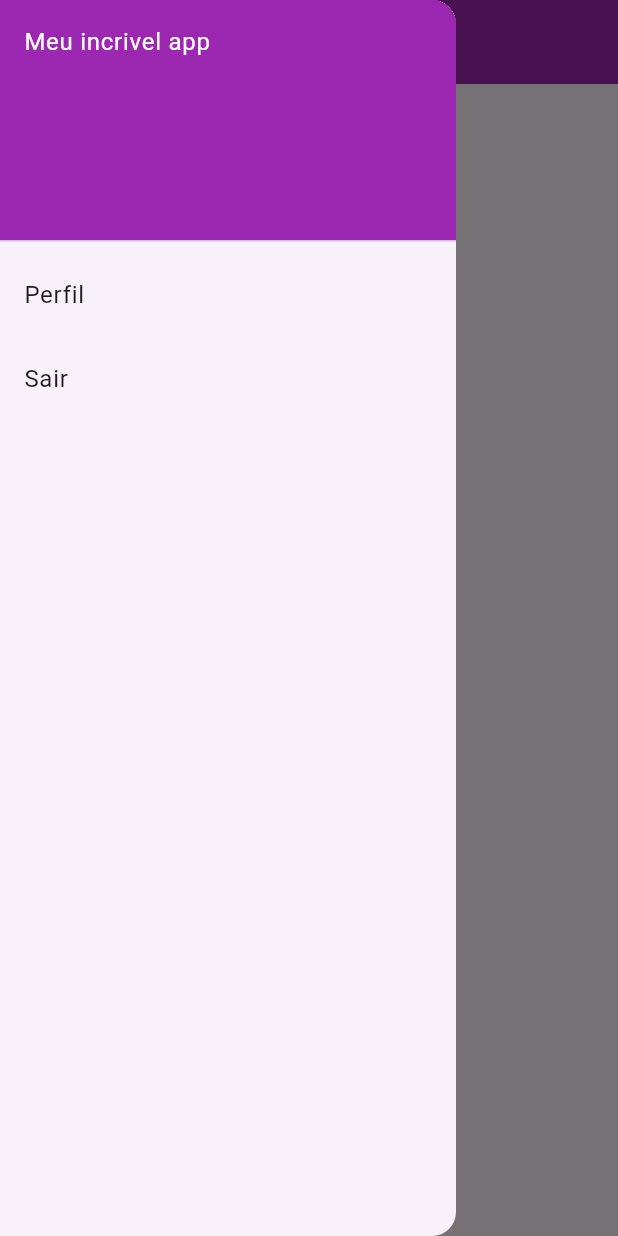
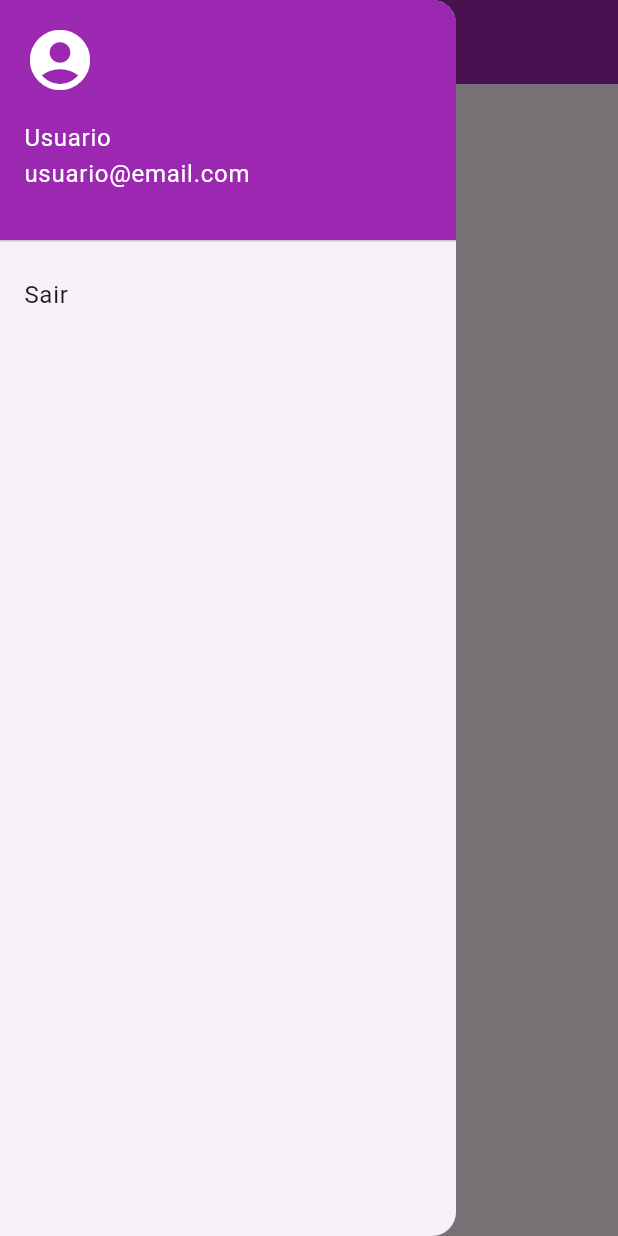
Before and after one commit to otaviohenrique1/app_flutter_navegacao_nomeada, a Flutter app: the Homepage screen opened directly, with the side drawer open, on a phone screen of 412 x 824 dp. Run offline on Flutter 3.47's test engine with Material 2 defaults, Android fonts, the phone set to English and light mode, and no system bars.

Commit message:
Commit 2

```diff
--- a/lib/homepage.dart
+++ b/lib/homepage.dart
@@ -1,3 +1,4 @@
+import 'package:app_flutter_navegacao_nomeada/login.dart';
 import 'package:flutter/material.dart';
 
 class Homepage extends StatefulWidget {
@@ -30,18 +31,38 @@ class _HomepageState extends State<Homepage> {
               decoration: BoxDecoration(
                 color: Colors.purple,
               ),
-              child: Text(
-                'Meu incrivel app',
-                style: TextStyle(color: Colors.white),
+              child: Column(
+                crossAxisAlignment: CrossAxisAlignment.start,
+                children: [
+                  Padding(
+                    padding: EdgeInsets.only(bottom: 16),
+                    child: Icon(
+                      Icons.account_circle,
+                      color: Colors.white,
+                      size: 48,
+                    ),
+                  ),
+                  Text(
+                    'Usuario',
+                    style: TextStyle(color: Colors.white),
+                  ),
+                  Text(
+                    'usuario@email.com',
+                    style: TextStyle(color: Colors.white),
+                  ),
+                ],
               ),
             ),
             ListTile(
-              title: const Text('Perfil'),
-              onTap: () {},
-            ),
-            ListTile(
               title: const Text('Sair'),
-              onTap: () {},
+              onTap: () {
+                Navigator.pushReplacement(
+                  context,
+                  MaterialPageRoute(
+                    builder: (context) => const Login(),
+                  ),
+                );
+              },
             ),
           ],
         ),
```
